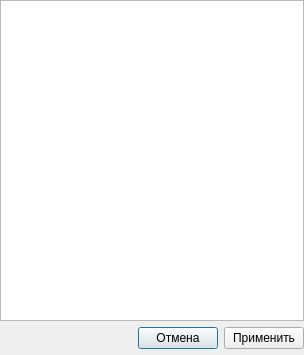
The window that source_modules/personnel_department/dialogeditrecord.ui (MichaelRepository/diplom_project) describes before a commit, drawn with Qt 5.
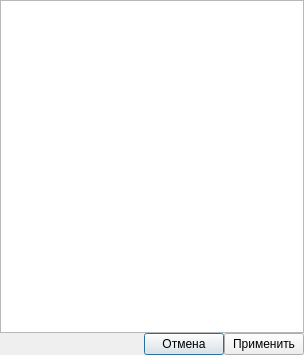
The same window after the commit.

The edit to the form file:
```diff
--- a/source_modules/personnel_department/dialogeditrecord.ui
+++ b/source_modules/personnel_department/dialogeditrecord.ui
@@ -33,12 +33,15 @@
     <number>0</number>
    </property>
    <property name="bottomMargin">
-    <number>6</number>
+    <number>0</number>
+   </property>
+   <property name="spacing">
+    <number>0</number>
    </property>
    <item row="0" column="0" colspan="3">
     <widget class="QTreeView" name="treeView">
      <property name="styleSheet">
-      <string notr="true">QLineEdit{
+      <string notr="true">/*QLineEdit{
 	width:100%;
 	height:100%;
 	min-width:100%;
@@ -49,9 +52,9 @@
 background-color: #3399FF;
 }
 
-QWidget{
-bacground-color:rgba(255, 255, 191, 127);
-}</string>
+#treeView{
+background-color:rgba(255, 255, 191, 127);
+}*/</string>
      </property>
      <property name="editTriggers">
       <set>QAbstractItemView::CurrentChanged|QAbstractItemView::EditKeyPressed|QAbstractItemView::SelectedClicked</set>
```
Left out of the diff: 8 changed lines with no effect on the pictures.
